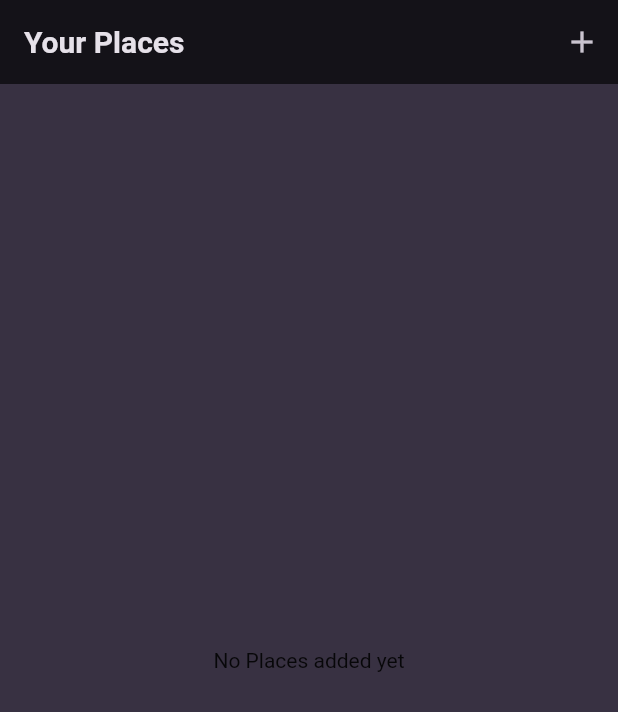
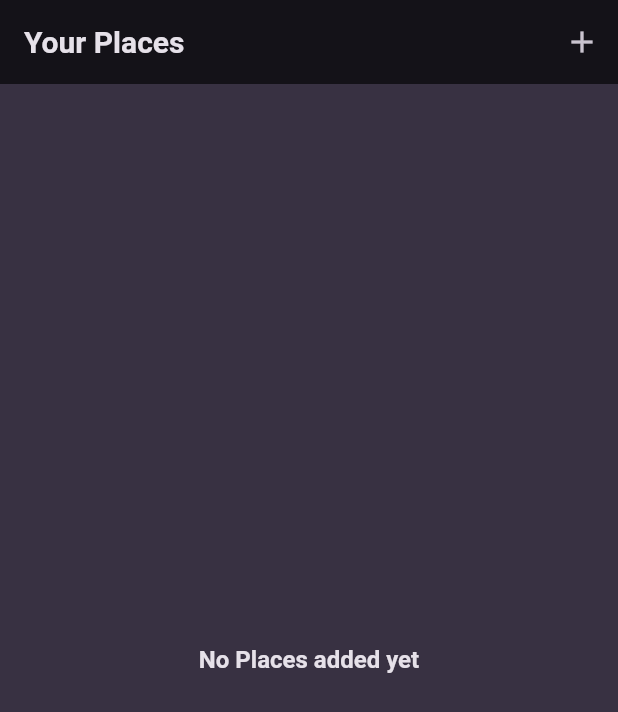
Before and after one commit to LazuardiFadhilah/favorite_places, a Flutter app: the screen it shows after launch, on a phone screen of 412 x 824 dp. Shown: the top 712 px of the screen. Run offline on Flutter 3.47's test engine with Material 2 defaults, Android fonts, the phone set to English and light mode, and no system bars; our stand-ins replace flutter_riverpod, google_fonts.

Commit message:
adding place details creen

```diff
--- a/lib/widgets/places_list.dart
+++ b/lib/widgets/places_list.dart
@@ -1,3 +1,4 @@
+import 'package:favorite_places/screens/place_detail.dart';
 import 'package:flutter/material.dart';
 
 import '../models/place.dart';
@@ -10,8 +11,13 @@ class PlacesList extends StatelessWidget {
   @override
   Widget build(BuildContext context) {
     if (places.isEmpty) {
-      return const Center(
-        child: Text('No Places added yet'),
+      return Center(
+        child: Text(
+          'No Places added yet',
+          style: Theme.of(context).textTheme.titleMedium!.copyWith(
+                color: Theme.of(context).colorScheme.onBackground,
+              ),
+        ),
       );
     }
     return ListView.builder(
@@ -23,6 +29,14 @@ class PlacesList extends StatelessWidget {
                 color: Theme.of(context).colorScheme.onBackground,
               ),
         ),
-            ));
+        onTap: () {
+          Navigator.of(context).push(
+            MaterialPageRoute(
+              builder: (ctx) => PlaceDetailSCreen(place: places[index]),
+            ),
+          );
+        },
+      ),
+    );
   }
 }
```
Also changed, not shown: lib/screens/place_detail.dart (added, +26 -0 lines), lib/screens/places_detail.dart (deleted). Lines whose indentation alone changed are shown as unchanged.
